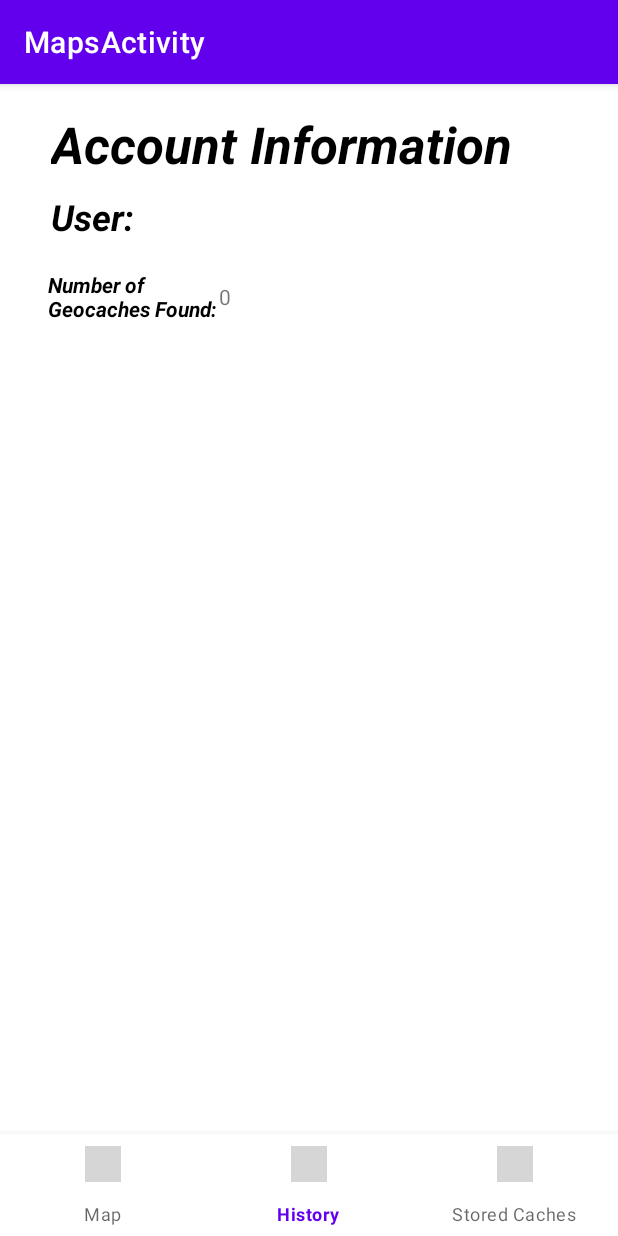
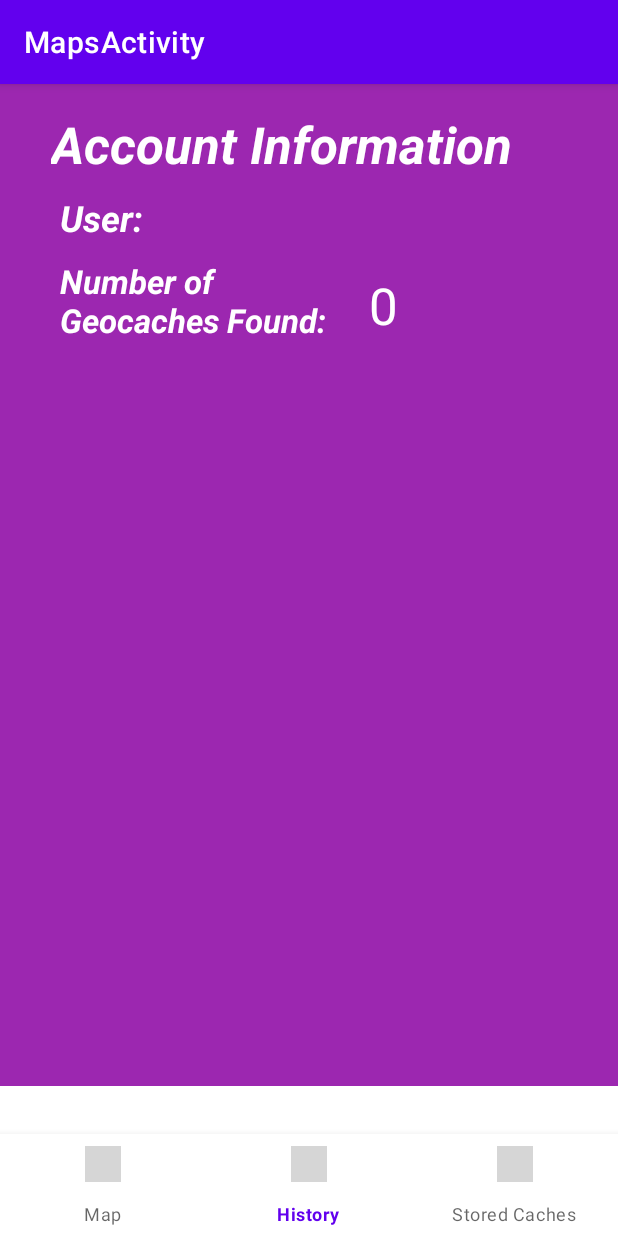
Before and after one commit to jmarti44/Geocache, an Android app: the MapsActivity screen opened directly, with no data from a screen before it, item 2 of the bottom bar chosen, on a phone screen of 412 x 824 dp. Run offline under Robolectric (Android 15) with nearby library versions, the phone set to English and light mode, and no system bars; our stand-ins replace Firebase (no records; nobody signed in at launch, a user with empty details on screens opened directly); grey boxes are pictures that could not be loaded.

Commit message:
Edited UI

```diff
--- a/app/src/main/java/com/example/myapplication/MapsActivity.kt
+++ b/app/src/main/java/com/example/myapplication/MapsActivity.kt
@@ -448,19 +448,6 @@ class MapsActivity : AppCompatActivity(), OnMapReadyCallback, GoogleMap.OnInfoWi
 
     }
 
-    fun customToast(message: String, imgSRC: Int){
-        val toast = Toast(this)
-        toast.apply {
-            val layout = relativeLayout.inflate(R.layout.custom_toast_message)
-            layout.textView.text = message
-            layout.imageView.setBackgroundResource(imgSRC)
-            setGravity(Gravity.CENTER,0,0)
-            duration = Toast.LENGTH_LONG
-            view = layout
-            show()
-        }
-    }
-
     override fun onInfoWindowClick(marker: Marker) {
 
         val db = Firebase.firestore
--- a/app/src/main/java/com/example/myapplication/NearbyAdapter.kt
+++ b/app/src/main/java/com/example/myapplication/NearbyAdapter.kt
@@ -12,7 +12,7 @@ class NearbyAdapter (private val nearbyList: List<NearbyItemViewModel>) : Recycl
 
     class ViewHolder(ItemView: View) : RecyclerView.ViewHolder(ItemView) {
         val locationTitleText: TextView = itemView.findViewById(R.id.locationTitle)
-        val locationDistanceText: TextView = itemView.findViewById(R.id.locationDistance)
+        //val locationDistanceText: TextView = itemView.findViewById(R.id.locationDistance)
         val locationFoundText: TextView = itemView.findViewById(R.id.locationFound)
     }
 
@@ -26,7 +26,7 @@ class NearbyAdapter (private val nearbyList: List<NearbyItemViewModel>) : Recycl
         val nearbyItemViewModel = nearbyList[position]
 
         holder.locationTitleText.text = nearbyItemViewModel.locationTitle
-        holder.locationDistanceText.text = nearbyItemViewModel.locationDistance
+        //holder.locationDistanceText.text = nearbyItemViewModel.locationDistance
         holder.locationFoundText.text = nearbyItemViewModel.locationFound
     }
 
--- a/app/src/main/res/layout/fragment_history.xml
+++ b/app/src/main/res/layout/fragment_history.xml
@@ -1,18 +1,18 @@
 <?xml version="1.0" encoding="utf-8"?>
-<androidx.constraintlayout.widget.ConstraintLayout
-    xmlns:android="http://schemas.android.com/apk/res/android"
+<androidx.constraintlayout.widget.ConstraintLayout xmlns:android="http://schemas.android.com/apk/res/android"
     xmlns:app="http://schemas.android.com/apk/res-auto"
     xmlns:tools="http://schemas.android.com/tools"
     android:layout_width="match_parent"
     android:layout_height="match_parent"
+    android:background="#9C27B0"
     tools:context=".MapsActivity">
 
     <TextView
         android:id="@+id/userText"
-        android:layout_width="113dp"
-        android:layout_height="36dp"
+        android:layout_width="59dp"
+        android:layout_height="31dp"
         android:text="User: "
-        android:textColor="#000000"
+        android:textColor="#FFFFFF"
         android:textSize="24sp"
         android:textStyle="italic|bold"
         app:layout_constraintBottom_toBottomOf="parent"
@@ -24,12 +24,13 @@
 
     <TextView
         android:id="@+id/numFound"
-        android:layout_width="114dp"
-        android:layout_height="37dp"
-        android:layout_marginStart="32dp"
-        android:layout_marginTop="52dp"
-        android:textColor="#000000"
+        android:layout_width="198dp"
+        android:layout_height="75dp"
+        android:layout_marginStart="40dp"
+        android:layout_marginTop="44dp"
         android:text="Number of Geocaches Found:"
+        android:textColor="#FFFFFF"
+        android:textSize="22sp"
         android:textStyle="italic|bold"
         app:layout_constraintStart_toStartOf="parent"
         app:layout_constraintTop_toTopOf="@+id/userText" />
@@ -38,18 +39,23 @@
         android:id="@+id/diplayUserName"
         android:layout_width="112dp"
         android:layout_height="32dp"
-        android:layout_marginStart="8dp"
-        android:layout_marginTop="76dp"
+        android:layout_marginStart="12dp"
+        android:layout_marginTop="13dp"
         android:text="TextView"
+        android:textColor="#FFFFFF"
+        android:textSize="24sp"
         app:layout_constraintStart_toEndOf="@+id/userText"
-        app:layout_constraintTop_toTopOf="parent" />
+        app:layout_constraintTop_toBottomOf="@+id/userTitle" />
 
     <TextView
         android:id="@+id/displayNumFound"
-        android:layout_width="80dp"
-        android:layout_height="35dp"
-        android:layout_marginTop="24dp"
+        android:layout_width="98dp"
+        android:layout_height="52dp"
+        android:layout_marginStart="8dp"
+        android:layout_marginTop="12dp"
         android:text="TextView"
+        android:textColor="#FFFFFF"
+        android:textSize="34sp"
         app:layout_constraintStart_toEndOf="@+id/numFound"
         app:layout_constraintTop_toBottomOf="@+id/diplayUserName" />
 
@@ -59,10 +65,10 @@
         android:layout_height="50dp"
         android:layout_marginStart="34dp"
         android:layout_marginTop="17dp"
-        android:textColor="#000000"
-        android:textStyle="italic|bold"
         android:text="Account Information"
+        android:textColor="#ffffff"
         android:textSize="34sp"
+        android:textStyle="bold|italic"
         app:layout_constraintStart_toStartOf="parent"
         app:layout_constraintTop_toTopOf="parent" />
 
```
Also changed, not shown: app/src/main/res/layout/recyclerview_main.xml (+8 -10 lines).
